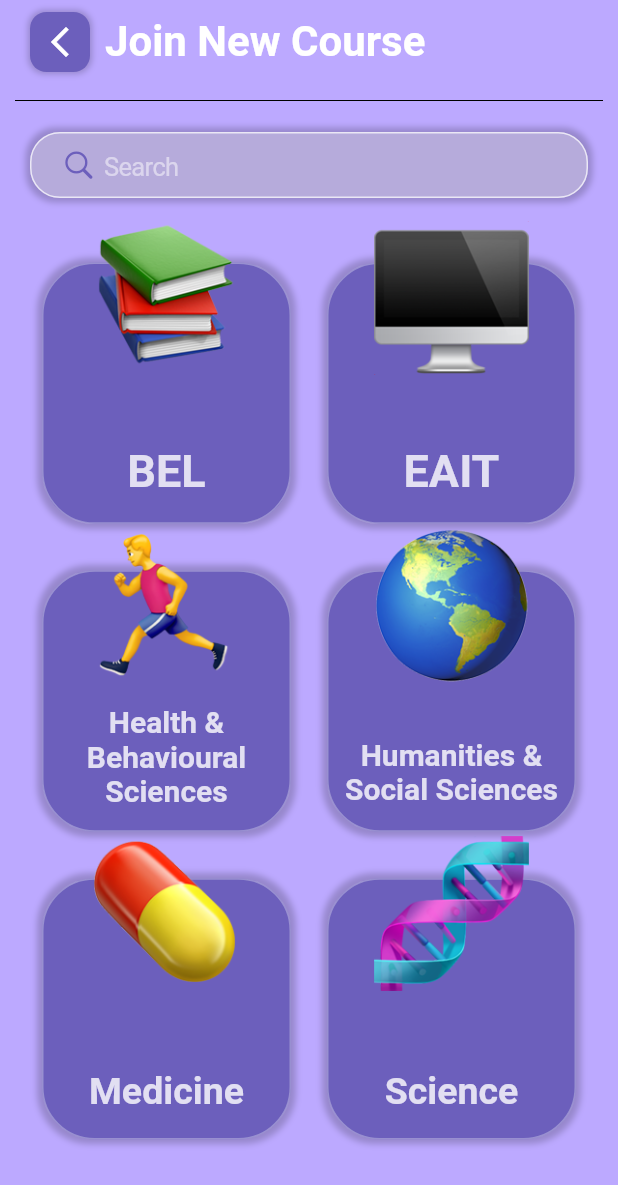
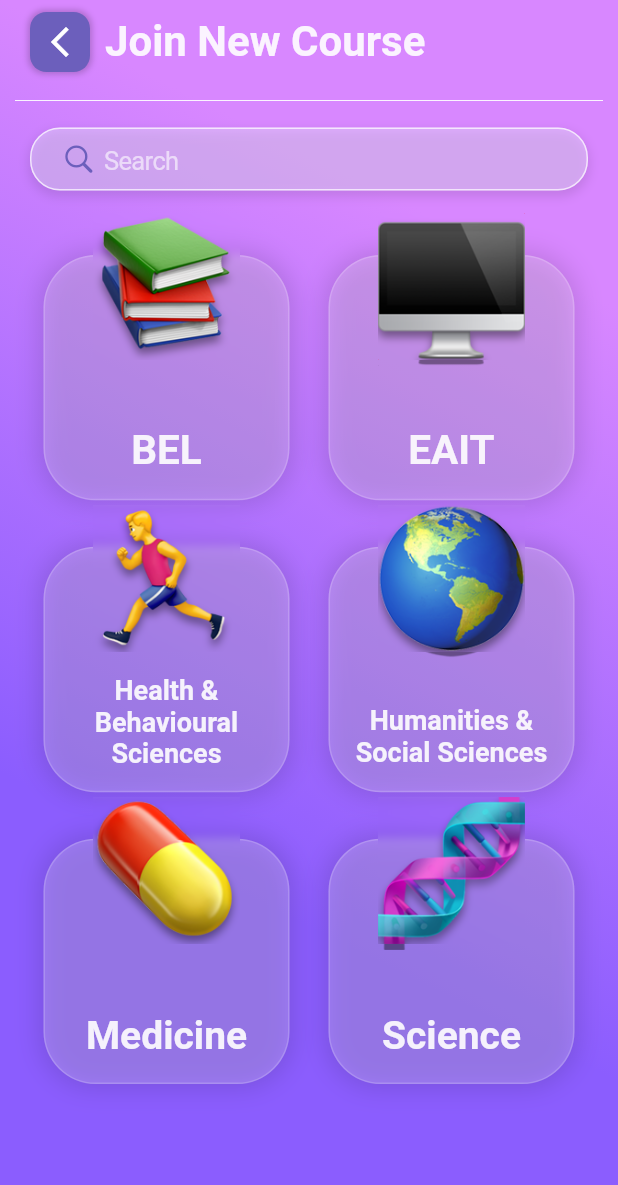
Before and after one commit to qwe2429577539/WORLDCITIZEN-JAVA-, a Flutter app: the JoinCourseMainPage screen opened by its route, on a phone screen of 412 x 824 dp. Shown: the top 1185 px of the screen. Run offline on Flutter 3.47's test engine with Material 2 defaults, Android fonts, the light colour scheme and no system bars; network calls fail.

Commit message:
Minor modification of the layout. Change all the colors to match the design.

```diff
--- a/app_flutter_01/flutter_application_1/lib/components/joincourse_components/CourseCard.dart
+++ b/app_flutter_01/flutter_application_1/lib/components/joincourse_components/CourseCard.dart
@@ -116,7 +116,7 @@ class CourseCard extends StatelessWidget {
           height: avatarLength,
 
           decoration: BoxDecoration(
-            color: Colors.deepPurpleAccent,
+            color: const Color.fromRGBO(108, 95, 188, 1),
             borderRadius: boxRadius,
           ),
           // margin: const EdgeInsets.only(right: 5),
@@ -137,7 +137,7 @@ class CourseCard extends StatelessWidget {
   Widget joinButton() {
     const padn = EdgeInsets.fromLTRB(24, 3.5, 24, 3.5);
     var borderAll = Border.all(
-      color: Colors.deepPurpleAccent,
+      color: const Color.fromRGBO(108, 95, 188, 1),
       width: 3,
     );
 
@@ -155,7 +155,7 @@ class CourseCard extends StatelessWidget {
             child: Text("Open",
                 style: TextStyle(
                   // TODO use mono font family
-                  color: Colors.deepPurpleAccent,
+                  color: Color.fromRGBO(108, 95, 188, 1),
                   fontWeight: FontWeight.bold,
                   fontSize: 20,
                 )),
@@ -169,14 +169,14 @@ class CourseCard extends StatelessWidget {
         // margin: marginR,
         padding: padn,
         decoration: BoxDecoration(
-            color: Colors.deepPurpleAccent,
-            borderRadius: BorderRadius.circular(27),
+            color: const Color.fromRGBO(108, 95, 188, 1),
+            borderRadius: BorderRadius.circular(25),
             border: borderAll),
-        child: Center(
+        child: const Center(
           child: Text("Join",
               style: TextStyle(
                 // TODO use mono font family
-                color: Colors.white.withOpacity(0.9),
+                color: Colors.white,
                 fontWeight: FontWeight.bold,
                 fontSize: 20,
               )),
--- a/app_flutter_01/flutter_application_1/lib/components/joincourse_components/Department.dart
+++ b/app_flutter_01/flutter_application_1/lib/components/joincourse_components/Department.dart
@@ -10,31 +10,31 @@ List<Department> departments = [
   Department(
     name: "BEL",
     image: "assets/images/BEL.png",
-    textSize: 30,
+    textSize: 27,
   ),
   Department(
     name: "EAIT",
     image: "assets/images/EAIT.png",
-    textSize: 30,
+    textSize: 27,
   ),
   Department(
     name: "Health & Behavioural Sciences",
     image: "assets/images/Health.png",
-    textSize: 20,
+    textSize: 18,
   ),
   Department(
     name: "Humanities & Social Sciences",
     image: "assets/images/Humanities.png",
-    textSize: 20,
+    textSize: 18,
   ),
   Department(
     name: "Medicine",
     image: "assets/images/Medicine.png",
-    textSize: 25,
+    textSize: 26,
   ),
   Department(
     name: "Science",
     image: "assets/images/Science.png",
-    textSize: 25,
+    textSize: 26,
   ),
 ];
--- a/app_flutter_01/flutter_application_1/lib/components/joincourse_components/DeptButton.dart
+++ b/app_flutter_01/flutter_application_1/lib/components/joincourse_components/DeptButton.dart
@@ -1,3 +1,5 @@
+import 'dart:ui';
+
 import 'package:flutter/material.dart';
 import 'package:flutter_application_1/components/joincourse_components/Department.dart';
 
@@ -5,35 +7,35 @@ class DeptButton extends StatelessWidget {
   final Department department;
   final void Function() press;
 
-  const DeptButton({Key? key, required this.department, required this.press}) : super(key: key);
+  const DeptButton({Key? key, required this.department, required this.press})
+      : super(key: key);
 
   @override
   Widget build(BuildContext context) {
     Size size = MediaQuery.of(context).size;
     return GestureDetector(
-      // on Tap a page slide up TODO
       onTap: press,
       child: Stack(
         alignment: Alignment.center,
         children: <Widget>[
           // The background button & department text name
           Padding(
-            padding: EdgeInsets.fromLTRB(8, 3, 8, 0),
+            padding: EdgeInsets.fromLTRB(9, 3, 9, 0),
             child: Container(
               margin: EdgeInsets.fromLTRB(0, 25, 0, 0),
               padding: EdgeInsets.fromLTRB(0, 0, 0, 10),
               decoration: BoxDecoration(
-                color: Color.fromRGBO(108, 95, 188, 1),
+                color: Colors.white.withOpacity(0.2),
                 borderRadius: BorderRadius.circular(35),
                 border: Border.all(
-                  color: Colors.white.withOpacity(0.3),
+                  color: Colors.white.withOpacity(0.17),
                   width: 1,
                 ),
-                boxShadow: [
+                boxShadow: const [
                   BoxShadow(
-                    color: Colors.black.withOpacity(0.2),
-                    spreadRadius: 3,
-                    blurRadius: 3,
+                    color: Color.fromRGBO(9, 9, 19, 0.14),
+                    spreadRadius: 2,
+                    blurRadius: 14,
                     // offset: Offset(0, 3), // changes position of shadow
                   ),
                 ],
@@ -42,7 +44,7 @@ class DeptButton extends StatelessWidget {
               child: Text(department.name,
                   textAlign: TextAlign.center,
                   style: TextStyle(
-                    color: Colors.white.withOpacity(0.8),
+                    color: Colors.white.withOpacity(0.9),
                     fontWeight: FontWeight.bold,
                     fontSize: department.textSize,
                   )),
@@ -53,9 +55,29 @@ class DeptButton extends StatelessWidget {
           Column(
             crossAxisAlignment: CrossAxisAlignment.center,
             children: <Widget>[
-              Image.asset(
-                department.image,
-                width: size.width / 4,
+              Stack(
+                children: [
+                  Padding(
+                    padding: const EdgeInsets.only(top: 4),
+                    child: Opacity(
+                      opacity: 0.4,
+                      child: Image.asset(
+                        department.image,
+                        width: size.width / 4.2,
+                        color: Colors.black,
+                      ),
+                    ),
+                  ),
+                  ClipRect(
+                    child: BackdropFilter(
+                      filter: ImageFilter.blur(sigmaX: 3.0, sigmaY: 3.0),
+                      child: Image.asset(
+                        department.image,
+                        width: size.width / 4.2,
+                      ),
+                    ),
+                  )
+                ],
               ),
               SizedBox(height: 30),
             ],
--- a/app_flutter_01/flutter_application_1/lib/subpage/joincourse_main.dart
+++ b/app_flutter_01/flutter_application_1/lib/subpage/joincourse_main.dart
@@ -19,8 +19,17 @@ class _JoinCourseMainPage extends State<JoinCourseMainPage> {
   @override
   Widget build(BuildContext context) {
     Size size = MediaQuery.of(context).size;
-    return Scaffold(
-      backgroundColor: const Color.fromRGBO(188, 169, 255, 1),
+    return Container(
+      // Background color setting for all !!!!!
+      decoration: const BoxDecoration(
+          gradient: LinearGradient(
+              begin: Alignment.topRight,
+              end: Alignment.bottomLeft,
+              colors: [Color.fromRGBO(216, 135, 255, 1), Color.fromRGBO(139, 93, 254, 1)],
+            stops: [0.2, 0.7]
+          )),
+      child: Scaffold(
+        backgroundColor: Colors.transparent,
         appBar: AppBar(
           automaticallyImplyLeading: false,
           elevation: 0,
@@ -60,9 +69,9 @@ class _JoinCourseMainPage extends State<JoinCourseMainPage> {
               // Page Headline
               Container(
                   margin: EdgeInsets.only(left: 10),
-                child: const Text("Join New Course",
+                  child: Text("Join New Course",
                       style: TextStyle(
-                      color: Colors.white,
+                        color: Colors.white.withOpacity(0.9),
                         fontWeight: FontWeight.bold,
                         fontSize: 28,
                       ))),
@@ -73,10 +82,10 @@ class _JoinCourseMainPage extends State<JoinCourseMainPage> {
           crossAxisAlignment: CrossAxisAlignment.start,
           children: <Widget>[
             // the Divider
-          const Padding(
+            Padding(
                 padding: EdgeInsets.only(top: 10),
                 child: Divider(
-                color: Colors.black,
+                  color: Colors.white.withOpacity(0.9),
                   endIndent: 10,
                   indent: 10,
                   height: 2,
@@ -84,12 +93,12 @@ class _JoinCourseMainPage extends State<JoinCourseMainPage> {
 
             // Search bar
             Padding(
-              padding: EdgeInsets.fromLTRB(20, 20, 20, 15),
+                padding: EdgeInsets.fromLTRB(20, 17, 20, 15),
                 child: CupertinoSearchTextField(
                   onChanged: (value) {},
                   onSubmitted: (value) {},
                   decoration: BoxDecoration(
-                  color: Colors.white.withOpacity(0.3),
+                    color: const Color.fromRGBO(235, 230, 255, 0.4),
                     borderRadius: BorderRadius.circular(20),
                     border: Border.all(
                       color: Colors.white.withOpacity(0.7),
@@ -97,10 +106,10 @@ class _JoinCourseMainPage extends State<JoinCourseMainPage> {
                     ),
                     boxShadow: [
                       BoxShadow(
-                      color: Colors.black.withOpacity(0.2),
-                      spreadRadius: 3,
-                      blurRadius: 3,
-                      // offset: Offset(0, 3), // changes position of shadow
+                        color: Colors.black.withOpacity(0.1),
+                        spreadRadius: 1,
+                        blurRadius: 5,
+                        offset: const Offset(0, 3), // changes position of shadow
                       ),
                     ],
                   ),
@@ -109,12 +118,12 @@ class _JoinCourseMainPage extends State<JoinCourseMainPage> {
                   prefixInsets: const EdgeInsets.only(left: 20),
                   suffixInsets: const EdgeInsets.only(right: 20),
                   placeholderStyle: TextStyle(
-                  height: 1.5,
-                  color: Colors.white.withOpacity(0.5),
+                    height: 1.4,
+                    color: Colors.white.withOpacity(0.6),
                   ),
                   style: TextStyle(
-                  height: 1.5,
-                  color: Colors.white.withOpacity(0.7),
+                    height: 1.4,
+                    color: Colors.white.withOpacity(0.9),
                   ),
                 )),
 
@@ -128,7 +137,7 @@ class _JoinCourseMainPage extends State<JoinCourseMainPage> {
                       crossAxisCount: 2,
                       mainAxisSpacing: 3,
                       crossAxisSpacing: 8,
-                    childAspectRatio: 0.9,
+                      childAspectRatio: 0.95,
                     ),
                     itemBuilder: (context, index) => DeptButton(
                           department: departments[index],
@@ -141,11 +150,11 @@ class _JoinCourseMainPage extends State<JoinCourseMainPage> {
                               builder: (BuildContext context) {
                                 return Container(
                                   constraints: BoxConstraints(maxHeight: size.height * 0.73),
-                                decoration: BoxDecoration(
-                                  color: Colors.deepPurple[50],
-                                  borderRadius: const BorderRadius.only(
-                                    topLeft: Radius.circular(35),
-                                    topRight: Radius.circular(35),
+                                  decoration: const BoxDecoration(
+                                    color: Color.fromRGBO(243, 241, 255, 1),
+                                    borderRadius: BorderRadius.only(
+                                      topLeft: Radius.circular(40),
+                                      topRight: Radius.circular(40),
                                     ),
                                   ),
                                   child: Column(
@@ -166,6 +175,7 @@ class _JoinCourseMainPage extends State<JoinCourseMainPage> {
             ),
           ],
         ),
+      ),
     );
   }
 }
```
Lines whose indentation alone changed are shown as unchanged.
